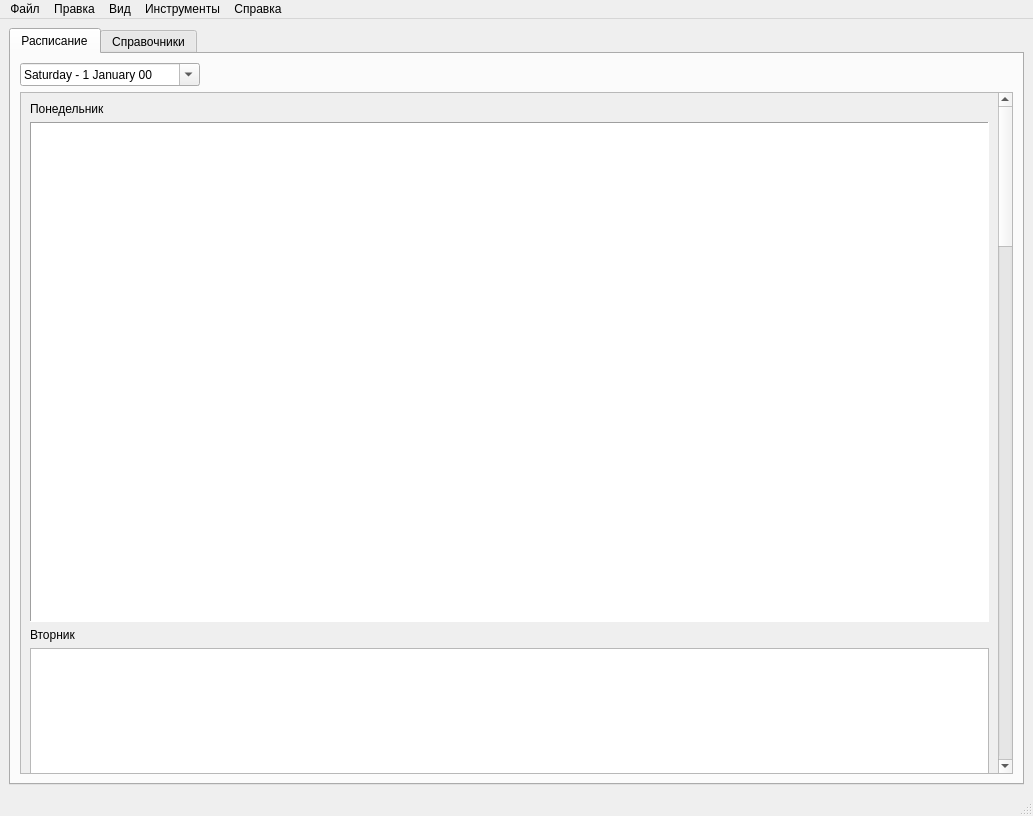
Before: the Qt Designer form src/interface/mainwindow.ui in YoukaiCat/TMIS, drawn with Qt 5.
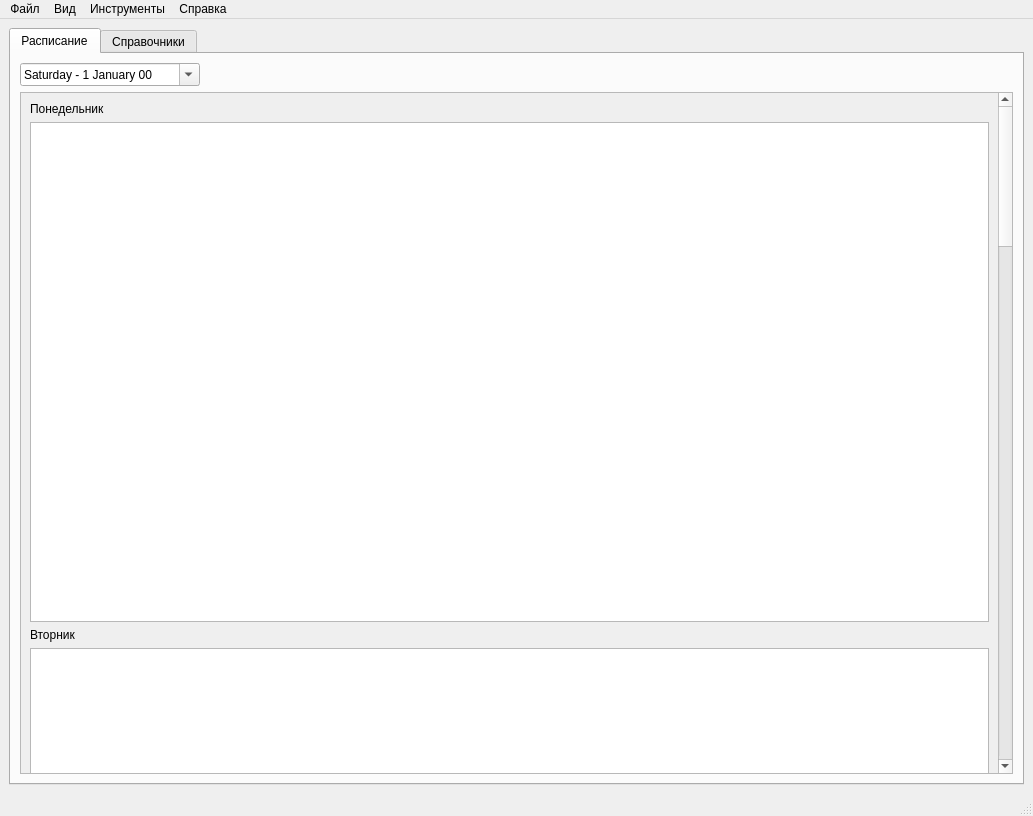
After: the same form once the commit is applied.

Commit message: Добавлено скрытие виджетов при отсутствии подключения к БД

Patch:
```diff
--- a/src/interface/mainwindow.ui
+++ b/src/interface/mainwindow.ui
@@ -258,12 +258,6 @@
                   <height>500</height>
                  </size>
                 </property>
-                <property name="frameShape">
-                 <enum>QFrame::Panel</enum>
-                </property>
-                <property name="frameShadow">
-                 <enum>QFrame::Sunken</enum>
-                </property>
                 <property name="dragEnabled">
                  <bool>true</bool>
                 </property>
@@ -536,20 +530,6 @@
     <addaction name="aboutQtAction"/>
     <addaction name="separator"/>
    </widget>
-   <widget class="QMenu" name="editMenu">
-    <property name="title">
-     <string>Правка</string>
-    </property>
-    <addaction name="undoAction"/>
-    <addaction name="redoAction"/>
-    <addaction name="separator"/>
-    <addaction name="cutAction"/>
-    <addaction name="copyAction"/>
-    <addaction name="insertAction"/>
-    <addaction name="deleteAction"/>
-    <addaction name="selectAllAction"/>
-    <addaction name="separator"/>
-   </widget>
    <widget class="QMenu" name="toolsMenu">
     <property name="title">
      <string>Инструменты</string>
@@ -558,7 +538,6 @@
     <addaction name="verifyAction"/>
    </widget>
    <addaction name="fileMenu"/>
-   <addaction name="editMenu"/>
    <addaction name="viewMenu"/>
    <addaction name="toolsMenu"/>
    <addaction name="helpMenu"/>
```
Left out of the diff: 12 changed lines with no effect on the pictures. The commit also changes 1 other file.
